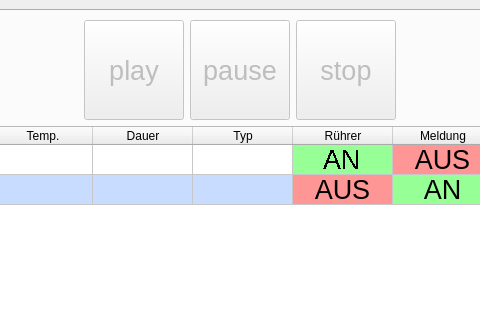
First picture: the form in PythonBrauereiProjekt/UI.ui, repository mvx-320/PythonProjekteMVXgit, before the edit; both pictures show x 148 to 628 and y 0 to 320 of the 1280 by 720 pixel window.
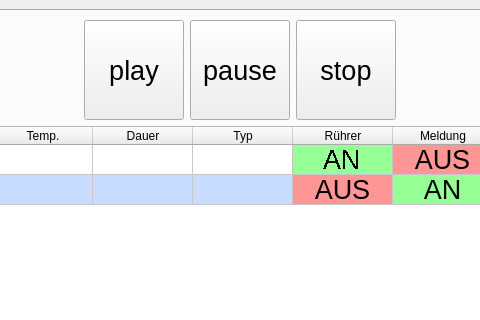
Second picture: the form after the edit. Icons and pictures are not drawn.

What changed in the file:
```diff
--- a/PythonBrauereiProjekt/UI.ui
+++ b/PythonBrauereiProjekt/UI.ui
@@ -50,7 +50,7 @@
         <item row="0" column="4">
          <widget class="QPushButton" name="buttonStop">
           <property name="enabled">
-           <bool>false</bool>
+           <bool>true</bool>
           </property>
           <property name="sizePolicy">
            <sizepolicy hsizetype="Fixed" vsizetype="Fixed">
@@ -146,7 +146,7 @@
         <item row="0" column="2">
          <widget class="QPushButton" name="buttonPlay">
           <property name="enabled">
-           <bool>false</bool>
+           <bool>true</bool>
           </property>
           <property name="sizePolicy">
            <sizepolicy hsizetype="Fixed" vsizetype="Fixed">
@@ -195,7 +195,7 @@
         <item row="0" column="3">
          <widget class="QPushButton" name="buttonPause">
           <property name="enabled">
-           <bool>false</bool>
+           <bool>true</bool>
           </property>
           <property name="sizePolicy">
            <sizepolicy hsizetype="Fixed" vsizetype="Fixed">
```
Left out of the diff: 8 changed lines with no effect on the pictures.
